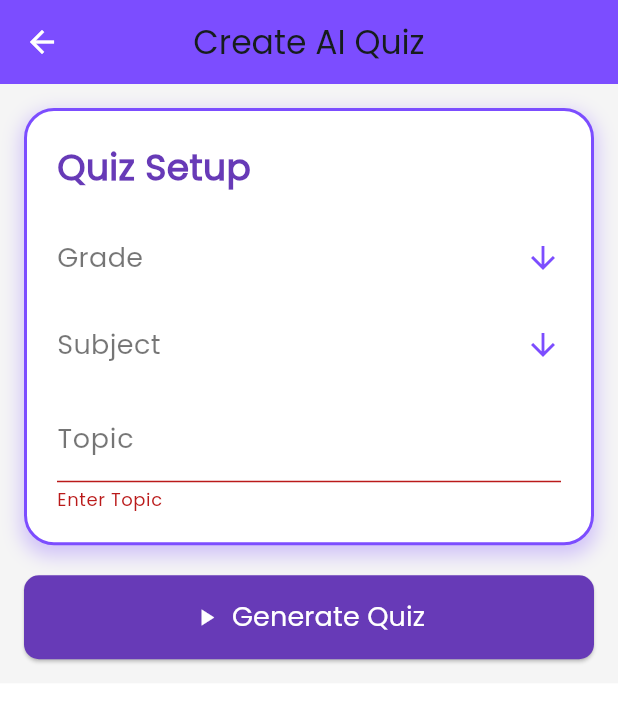
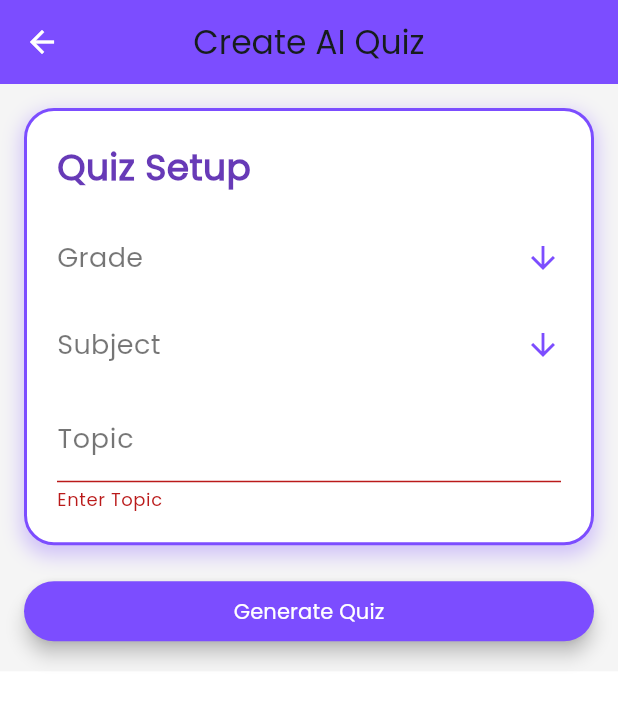
Before and after one commit to SauravHaldar04/ModaliQ, a Flutter app: the CreateAIQuiz screen opened directly, after a tap on "Generate Quiz", on a phone screen of 412 x 824 dp. Shown: the top 709 px of the screen. Run offline on Flutter 3.47's test engine with Material 3 defaults, Android fonts, the phone set to English and light mode, and no system bars; our stand-ins replace cloud_firestore, dash_chat_2, dotted_border, file_picker, firebase_auth, firebase_core and 11 more; missing offline and left inert: flutter_flip_card, flutter_pdfview, flutter_quill, flutter_sound, syncfusion_flutter_pdfviewer; accounts and stored records are empty.

Commit message:
Making changes in create flashcard3

```diff
--- a/lib/home/ai_generated_quiz_input.dart
+++ b/lib/home/ai_generated_quiz_input.dart
@@ -35,7 +35,8 @@ class _AIQuizInputPageState extends State<AIQuizInputPage> {
   }
 
   void connectWebSocket() {
-    channel = WebSocketChannel.connect(Uri.parse('ws://localhost:8765'));
+    channel = WebSocketChannel.connect(
+        Uri.parse('https://65ab-14-139-125-227.ngrok-free.app'));
     channel.stream.listen((message) {
       final data = json.decode(message);
       handleServerMessage(data);
--- a/lib/home/create_ai_quiz.dart
+++ b/lib/home/create_ai_quiz.dart
@@ -3,7 +3,7 @@ import 'package:datahack/resources/database.dart';
 import 'package:firebase_auth/firebase_auth.dart';
 import 'package:flutter/material.dart';
 import 'package:uuid/uuid.dart';
-import 'package:web_socket_channel/web_socket_channel.dart';
+import 'package:http/http.dart' as http;
 import 'dart:convert';
 
 class CreateAIQuiz extends StatefulWidget {
@@ -20,28 +20,11 @@ class _CreateAIQuizState extends State<CreateAIQuiz> {
   late DatabaseService databaseService;
   bool isLoading = false;
   String? quizId;
-  late WebSocketChannel channel;
 
   @override
   void initState() {
     super.initState();
     databaseService = DatabaseService(uid: auth.currentUser!.uid);
-    connectWebSocket();
-  }
-
-  void connectWebSocket() {
-    channel = WebSocketChannel.connect(Uri.parse('ws://localhost:8765'));
-    channel.stream.listen((message) {
-      final data = json.decode(message);
-      handleServerMessage(data);
-    });
-  }
-
-  void handleServerMessage(Map<String, dynamic> data) {
-    if (data.containsKey('message')) {
-      ScaffoldMessenger.of(context)
-          .showSnackBar(SnackBar(content: Text(data['message'])));
-    }
   }
 
   List<String> grades = ['11th', '12th'];
@@ -53,7 +36,32 @@ class _CreateAIQuizState extends State<CreateAIQuiz> {
     'English'
   ];
 
-  createQuiz() {
+  Future<void> startQuiz() async {
+    print('grade: $grade, subject: $subject, topic: $topic');
+    final response = await http.post(
+      Uri.parse('https://65ab-14-139-125-227.ngrok-free.app/start_quiz'),
+      headers: <String, String>{
+        'Content-Type': 'application/json; charset=UTF-8',
+      },
+      body: jsonEncode(<String, dynamic>{
+        'grade': grade!,
+        'subject': subject!,
+        'topic': topic!,
+      }),
+    );
+
+    if (response.statusCode == 200) {
+      // Quiz started successfully
+      ScaffoldMessenger.of(context)
+          .showSnackBar(SnackBar(content: Text('Quiz started successfully!')));
+    } else {
+      // If the server did not return a 200 OK response,
+      // then throw an exception.
+      throw Exception('Failed to start quiz');
+    }
+  }
+
+  createQuiz() async {
     quizId = Uuid().v1();
     if (_formKey.currentState!.validate()) {
       setState(() {
@@ -67,18 +75,12 @@ class _CreateAIQuizState extends State<CreateAIQuiz> {
         "id": quizId!,
       };
 
-      databaseService.addQuizData(quizData, quizId!).then((value) {
+      try {
+        await databaseService.addQuizData(quizData, quizId!);
+        await startQuiz(); // Send POST request to start the quiz
         setState(() {
           isLoading = false;
         });
-
-        // Send quiz parameters to the server
-        channel.sink.add(json.encode({
-          'grade': grade,
-          'subject': subject,
-          'topic': topic,
-        }));
-
         Navigator.pushReplacement(
           context,
           MaterialPageRoute(
@@ -87,22 +89,17 @@ class _CreateAIQuizState extends State<CreateAIQuiz> {
                     grade: grade!,
                     subject: subject!,
                     topic: topic!,
-                    // channel: channel,
                   )),
         );
-      }).catchError((error) {
+      } catch (error) {
         print('Error in createQuiz: $error');
         setState(() {
           isLoading = false;
         });
-      });
+        ScaffoldMessenger.of(context)
+            .showSnackBar(SnackBar(content: Text('Failed to create quiz')));
+      }
     }
-  }
-
-  @override
-  void dispose() {
-    channel.sink.close();
-    super.dispose();
   }
 
   @override
@@ -235,28 +232,15 @@ class _CreateAIQuizState extends State<CreateAIQuiz> {
 
   Widget _buildGenerateQuizButton() {
     return ElevatedButton(
-      onPressed: () {
-        if (_formKey.currentState!.validate()) {
-          createQuiz();
-        }
-      },
+      onPressed: createQuiz,
+      child: Text('Generate Quiz'),
       style: ElevatedButton.styleFrom(
-        backgroundColor: Colors.deepPurple,
-        padding: EdgeInsets.symmetric(horizontal: 50, vertical: 15),
+        backgroundColor: Colors.deepPurpleAccent,
+        foregroundColor: Colors.white,
+        elevation: 5,
         shape: RoundedRectangleBorder(
-          borderRadius: BorderRadius.circular(10),
+          borderRadius: BorderRadius.circular(20),
         ),
-      ),
-      child: Row(
-        mainAxisAlignment: MainAxisAlignment.center,
-        children: [
-          Icon(Icons.play_arrow, color: Colors.white),
-          SizedBox(width: 8),
-          Text(
-            'Generate Quiz',
-            style: TextStyle(fontSize: 18, color: Colors.white),
-          ),
-        ],
       ),
     );
   }
--- a/pubspec.yaml
+++ b/pubspec.yaml
@@ -64,6 +64,7 @@ dependencies:
   flutter_svg: ^2.0.10+1
   font_awesome_flutter: ^10.7.0
   web_socket_channel: ^3.0.1
+  http: ^1.2.2
 
 
 dev_dependencies:
```
Also changed, not shown: pubspec.lock.
